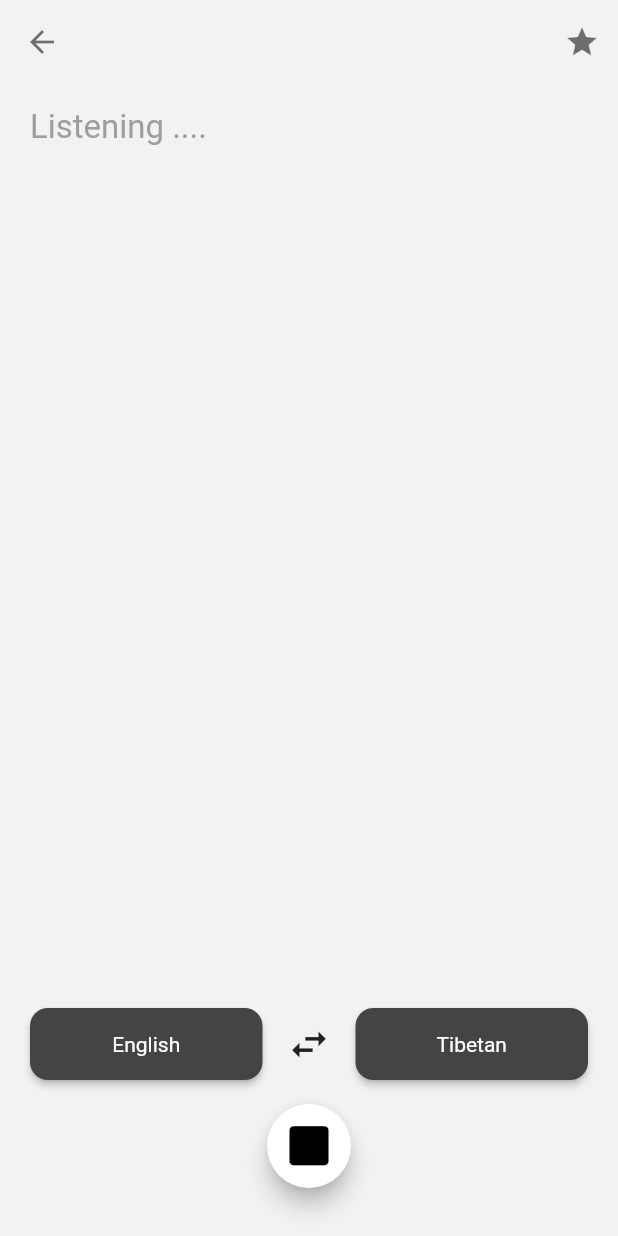
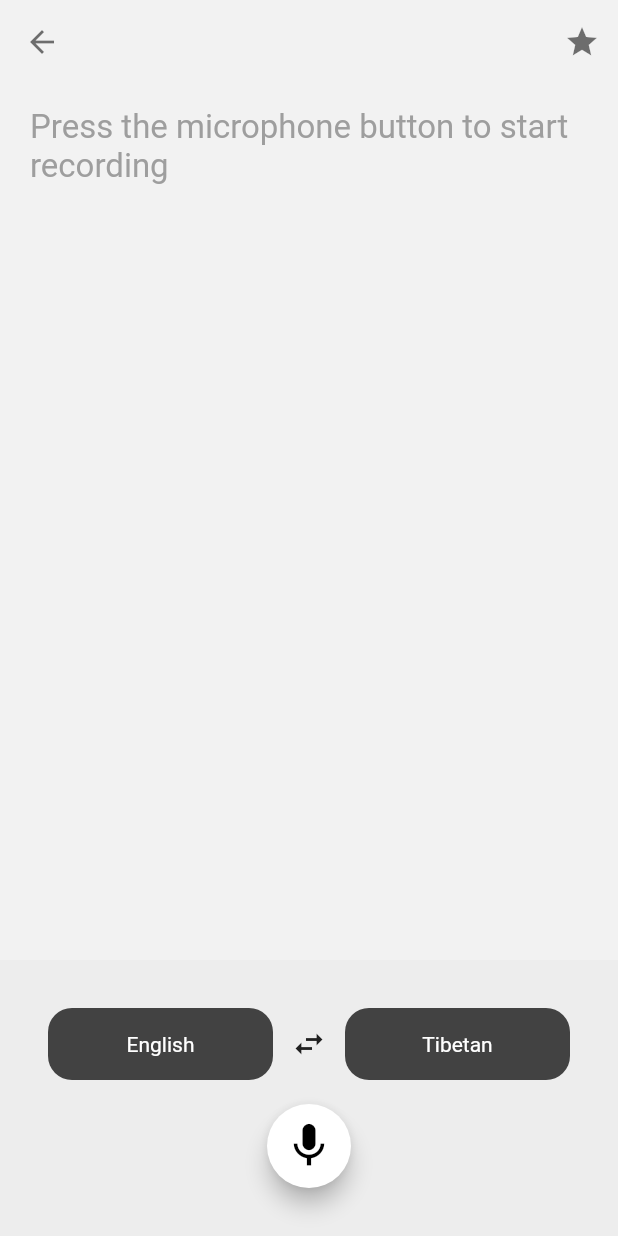
Before and after one commit to OpenPecha/monlamai-app, a Flutter app: the screen it shows after launch, after a tap on the "mic" icon, on a phone screen of 412 x 824 dp. Run offline on Flutter 3.47's test engine with Material 2 defaults, Android fonts, the light colour scheme and no system bars; our stand-ins replace flutter_dotenv, flutter_riverpod; missing offline and left inert: aws_s3_upload, record; statements that could not run were skipped.

Commit message:
audio recording, s3 upload setup and fixed lang toggle

```diff
--- a/lib/main.dart
+++ b/lib/main.dart
@@ -3,6 +3,7 @@ import 'package:flutter_riverpod/flutter_riverpod.dart';
 import 'package:monlamai_app/screens/home.dart';
 import 'package:monlamai_app/theme/theme_provider.dart';
 import 'package:provider/provider.dart';
+import 'package:flutter_dotenv/flutter_dotenv.dart';
 
 // light bg color
 const lightBgColor = Color(0xFFF2F2F2);
@@ -74,7 +75,8 @@ final darkTheme = ThemeData.dark().copyWith(
 );
 
 // with Riverpod scope
-void main() {
+void main() async {
+  await dotenv.load(fileName: ".env");
   runApp(const ProviderScope(
     child: MyApp(),
   ));
--- a/lib/screens/transcribing.dart
+++ b/lib/screens/transcribing.dart
@@ -1,8 +1,23 @@
 import 'package:flutter/material.dart';
-import 'package:monlamai_app/screens/home.dart';
+import 'package:monlamai_app/widgets/audio_recording_s3.dart';
+import 'package:monlamai_app/widgets/language_toggle.dart';
 
-class TranscribingScreen extends StatelessWidget {
+class TranscribingScreen extends StatefulWidget {
   const TranscribingScreen({super.key});
+
+  @override
+  State<TranscribingScreen> createState() => _TranscribingScreenState();
+}
+
+class _TranscribingScreenState extends State<TranscribingScreen> {
+  bool _isRecording = false;
+
+  void toggleRecording() {
+    // Handle recording toggle
+    setState(() {
+      _isRecording = !_isRecording;
+    });
+  }
 
   @override
   Widget build(BuildContext context) {
@@ -25,7 +40,8 @@ class TranscribingScreen extends StatelessWidget {
           ),
         ],
       ),
-      body: Padding(
+      body: SingleChildScrollView(
+        child: Padding(
           padding: const EdgeInsets.symmetric(
             horizontal: 20,
             vertical: 16,
@@ -33,45 +49,35 @@ class TranscribingScreen extends StatelessWidget {
           child: Column(
             crossAxisAlignment: CrossAxisAlignment.start,
             children: [
-            const Text(
+              _isRecording
+                  ? const Text(
                       'Listening ....',
                       style: TextStyle(
                         fontSize: 22,
                         color: Colors.grey,
                       ),
-            ),
-            const Spacer(),
-            Row(
-              mainAxisAlignment: MainAxisAlignment.center,
-              children: const [
-                LanguageButton(language: 'English'),
-                SizedBox(width: 16.0),
-                Icon(
-                  Icons.swap_horiz,
-                  size: 30,
-                ),
-                SizedBox(width: 16.0),
-                LanguageButton(language: 'Tibetan'),
-              ],
-            ),
-            const SizedBox(height: 16.0),
-            Padding(
-              padding: const EdgeInsets.only(bottom: 16.0),
-              child: Center(
-                child: FloatingActionButton(
-                  onPressed: () {
-                    // Handle microphone button press
-                  },
-                  child: const Icon(
-                    Icons.square_rounded,
-                    size: 35,
-                  ),
-                ),
+                    )
+                  : const Text(
+                      'Press the microphone button to start recording',
+                      style: TextStyle(
+                        fontSize: 22,
+                        color: Colors.grey,
                       ),
                     ),
             ],
           ),
         ),
+      ),
+      bottomSheet: Padding(
+        padding: const EdgeInsets.all(16.0),
+        child: Column(mainAxisSize: MainAxisSize.min, children: [
+          const LanguageToggle(),
+          AudioRecordingS3Widget(
+            isRecording: _isRecording,
+            toggleRecording: toggleRecording,
+          ),
+        ]),
+      ),
     );
   }
 }
--- /dev/null
+++ b/lib/widgets/audio_recording_s3.dart
@@ -0,0 +1,107 @@
+import 'dart:developer';
+
+import 'package:flutter/material.dart';
+import 'package:flutter_dotenv/flutter_dotenv.dart';
+import 'package:record/record.dart';
+import 'package:path_provider/path_provider.dart';
+import 'dart:io';
+import 'package:uuid/uuid.dart';
+import 'package:path/path.dart' as path;
+import 'package:aws_s3_upload/aws_s3_upload.dart';
+
+class AudioRecordingS3Widget extends StatefulWidget {
+  const AudioRecordingS3Widget(
+      {Key? key, required this.isRecording, required this.toggleRecording})
+      : super(key: key);
+
+  final bool isRecording;
+  final Function toggleRecording;
+
+  @override
+  State<AudioRecordingS3Widget> createState() => _AudioRecordingS3WidgetState();
+}
+
+class _AudioRecordingS3WidgetState extends State<AudioRecordingS3Widget> {
+  final _audioRecorder = Record();
+  String _audioPath = '';
+  String _s3Url = '';
+
+  Future<void> _startRecording() async {
+    try {
+      if (await _audioRecorder.hasPermission()) {
+        // final directory = await getApplicationDocumentsDirectory();
+        // _audioPath = '${directory.path}/${Uuid().v4()}.m4a';
+        // await _audioRecorder.start(path: _audioPath);
+        // log("Audio path: $_audioPath");
+        // await _audioRecorder.start(path: _audioPath);
+        // // Ensure the directory exists
+        // await Directory(path.dirname(_audioPath)).create(recursive: true);
+        widget.toggleRecording();
+      }
+    } catch (e) {
+      log('Error starting recording: $e');
+    }
+  }
+
+  Future<void> _stopRecording() async {
+    try {
+      // await _audioRecorder.stop();
+      widget.toggleRecording();
+      // await _uploadToS3();
+    } catch (e) {
+      log('Error stopping recording: $e');
+    }
+  }
+
+  Future<void> _uploadToS3() async {
+    try {
+      final file = File(_audioPath);
+      final result = await AwsS3.uploadFile(
+        region: dotenv.env['AWS_REGION'].toString(),
+        bucket: dotenv.env['AWS_BUCKET_NAME'].toString(),
+        accessKey: dotenv.env['AWS_ACCESS_KEY_ID'].toString(),
+        secretKey: dotenv.env['AWS_SECRET_ACCESS_KEY'].toString(),
+        file: file,
+        key: 'audio/${file.path.split('/').last}',
+        contentType: 'audio/m4a',
+        destDir: "transcriptions",
+      );
+      if (result != null) {
+        setState(() => _s3Url = result);
+        log('File uploaded successfully. URL: $_s3Url');
+        log('Local file path: $_audioPath');
+      } else {
+        log('Failed to upload file to S3');
+      }
+    } catch (e) {
+      log('Error uploading to S3: $e');
+    }
+  }
+
+  @override
+  Widget build(BuildContext context) {
+    return Column(
+      mainAxisAlignment: MainAxisAlignment.center,
+      children: [
+        Padding(
+          padding: const EdgeInsets.only(bottom: 16.0),
+          child: Center(
+            child: FloatingActionButton(
+              onPressed: widget.isRecording ? _stopRecording : _startRecording,
+              child: Icon(
+                widget.isRecording ? Icons.square_rounded : Icons.mic,
+                size: 35,
+              ),
+            ),
+          ),
+        ),
+      ],
+    );
+  }
+
+  @override
+  void dispose() {
+    _audioRecorder.dispose();
+    super.dispose();
+  }
+}
--- a/lib/widgets/language_toggle.dart
+++ b/lib/widgets/language_toggle.dart
@@ -26,8 +26,12 @@ class LanguageToggle extends ConsumerWidget {
           Expanded(
             child: ButtonWrapper(
               value: sourceLang,
-              onChanged: (value) =>
-                  ref.read(sourceLanguageProvider.notifier).state = value,
+              onChanged: (value) => {
+                if (ref.read(targetLanguageProvider.notifier).state == value)
+                  {handleSwapLanguages()}
+                else
+                  {ref.read(sourceLanguageProvider.notifier).state = value}
+              },
             ),
           ),
           IconButton(
@@ -37,8 +41,12 @@ class LanguageToggle extends ConsumerWidget {
           Expanded(
             child: ButtonWrapper(
               value: targetLang,
-              onChanged: (value) =>
-                  ref.read(targetLanguageProvider.notifier).state = value,
+              onChanged: (value) => {
+                if (ref.read(sourceLanguageProvider.notifier).state == value)
+                  {handleSwapLanguages()}
+                else
+                  {ref.read(targetLanguageProvider.notifier).state = value}
+              },
             ),
           ),
         ],
```
Also changed, not shown: pubspec.yaml (+7 -0 lines), pubspec.lock, 17 other files. Lines whose indentation alone changed are shown as unchanged.
